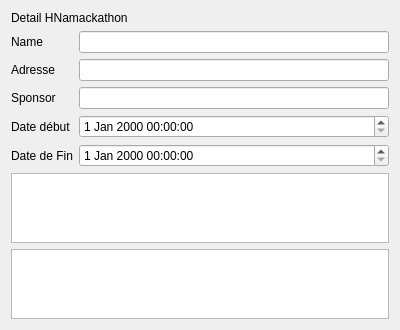
Keuwa/Hackathon4fun, file hackathondetailview.ui: the form before one commit.
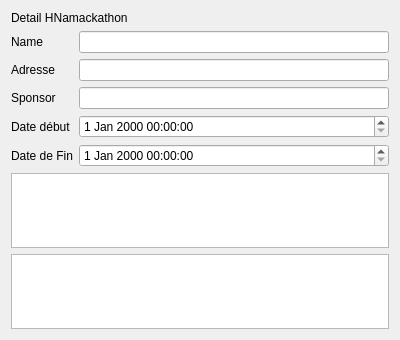
The form after the commit.

Diff of the .ui file:
```diff
--- a/hackathondetailview.ui
+++ b/hackathondetailview.ui
@@ -7,7 +7,7 @@
     <x>0</x>
     <y>0</y>
     <width>400</width>
-    <height>300</height>
+    <height>340</height>
    </rect>
   </property>
   <property name="windowTitle">
```
